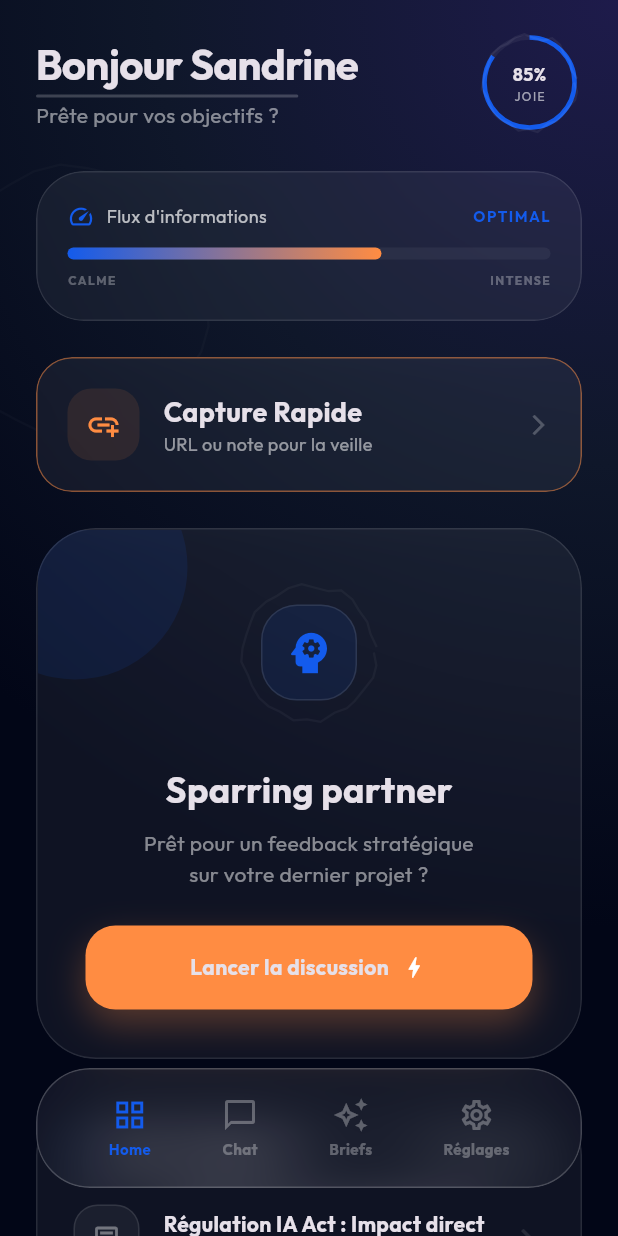
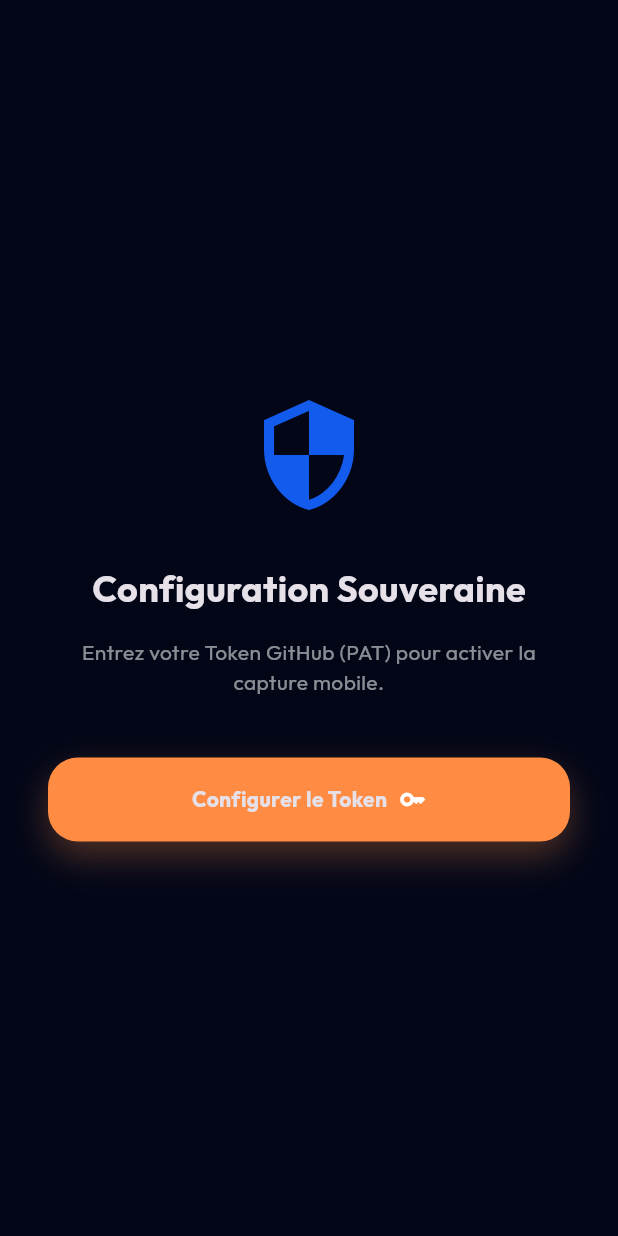
Before and after one commit to saboiteau/mon-assistant-v3-mobile, a Flutter app: the screen it shows after launch, on a phone screen of 412 x 824 dp. Run offline on Flutter 3.47's test engine with Material 3 defaults, Android fonts, the phone set to English and light mode, and no system bars; our stand-ins replace google_fonts, shared_preferences.

Commit message:
Security: Remove hardcoded token & activate Sovereign Setup

```diff
--- a/lib/home_screen.dart
+++ b/lib/home_screen.dart
@@ -1,6 +1,7 @@
 import 'package:flutter/material.dart';
 import 'dart:math' as math;
 import 'dart:ui';
+import 'package:shared_preferences/shared_preferences.dart';
 import 'github_service.dart';
 import 'capture_screen.dart';
 
@@ -13,24 +14,50 @@ class HomeScreen extends StatefulWidget {
 
 class _HomeScreenState extends State<HomeScreen> {
   // CONFIGURATION GITHUB
-  final String _githubToken = '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';
+  String? _githubToken;
   final String _owner = 'saboiteau';
   final String _repo = 'mon-assistant-v3-mobile';
 
-  late GitHubService _githubService;
+  GitHubService? _githubService;
+  bool _isLoading = true;
 
   @override
   void initState() {
     super.initState();
+    _loadSettings();
+  }
+
+  Future<void> _loadSettings() async {
+    final prefs = await SharedPreferences.getInstance();
+    setState(() {
+      _githubToken = prefs.getString('github_token');
+      if (_githubToken != null) {
         _githubService = GitHubService(
-      token: _githubToken,
+          token: _githubToken!,
           owner: _owner,
           repo: _repo,
         );
       }
+      _isLoading = false;
+    });
+  }
+
+  Future<void> _saveToken(String token) async {
+    final prefs = await SharedPreferences.getInstance();
+    await prefs.setString('github_token', token);
+    _loadSettings();
+  }
 
   @override
   Widget build(BuildContext context) {
+    if (_isLoading) {
+      return const Scaffold(body: Center(child: CircularProgressIndicator()));
+    }
+
+    if (_githubToken == null) {
+      return _buildSetupUI();
+    }
+
     return Scaffold(
       body: Material(
         color: Colors.transparent,
@@ -197,7 +224,7 @@ class _HomeScreenState extends State<HomeScreen> {
           Navigator.push(
             context,
             MaterialPageRoute(
-              builder: (context) => CaptureScreen(githubService: _githubService),
+              builder: (context) => CaptureScreen(githubService: _githubService!),
             ),
           );
         },
@@ -392,8 +419,41 @@ class _HomeScreenState extends State<HomeScreen> {
     );
   }
 
+  Widget _buildSetupUI() {
+    return Scaffold(
+      backgroundColor: const Color(0xFF020617),
+      body: Center(
+        child: Padding(
+          padding: const EdgeInsets.all(32),
+          child: Column(
+            mainAxisAlignment: MainAxisAlignment.center,
+            children: [
+              const Icon(Icons.security, size: 80, color: Color(0xFF135BEC)),
+              const SizedBox(height: 32),
+              const Text(
+                'Configuration Souveraine',
+                style: TextStyle(fontSize: 24, fontWeight: FontWeight.bold),
+              ),
+              const SizedBox(height: 16),
+              const Text(
+                'Entrez votre Token GitHub (PAT) pour activer la capture mobile.',
+                textAlign: TextAlign.center,
+                style: TextStyle(color: Colors.white54),
+              ),
+              const SizedBox(height: 40),
+              _buildOrangeButton('Configurer le Token', Icons.key),
+            ],
+          ),
+        ),
+      ),
+    );
+  }
+
+  // Modification pour rendre le bouton cliquable dans le setup
   Widget _buildOrangeButton(String text, IconData icon) {
-    return Container(
+    return InkWell(
+      onTap: _githubToken == null ? () => _showTokenDialog() : null,
+      child: Container(
         width: double.infinity,
         height: 56,
         decoration: BoxDecoration(
@@ -413,6 +473,41 @@ class _HomeScreenState extends State<HomeScreen> {
             Text(text, style: const TextStyle(fontWeight: FontWeight.bold)),
             const SizedBox(width: 8),
             Icon(icon, size: 18),
+          ],
+        ),
+      ),
+    );
+  }
+
+  void _showTokenDialog() {
+    final controller = TextEditingController();
+    showDialog(
+      context: context,
+      builder: (context) => AlertDialog(
+        backgroundColor: const Color(0xFF0F172A),
+        title: const Text('GitHub PAT'),
+        content: TextField(
+          controller: controller,
+          decoration: const InputDecoration(
+            hintText: 'ghp_...',
+            hintStyle: TextStyle(color: Colors.white24),
+          ),
+          style: const TextStyle(color: Colors.white),
+        ),
+        actions: [
+          TextButton(
+            onPressed: () => Navigator.pop(context),
+            child: const Text('Annuler'),
+          ),
+          ElevatedButton(
+            onPressed: () {
+              if (controller.text.isNotEmpty) {
+                _saveToken(controller.text);
+                Navigator.pop(context);
+              }
+            },
+            child: const Text('Enregistrer'),
+          ),
         ],
       ),
     );
--- a/pubspec.yaml
+++ b/pubspec.yaml
@@ -12,6 +12,7 @@ dependencies:
   cupertino_icons: ^1.0.8
   google_fonts: ^6.1.0
   http: ^1.2.0
+  shared_preferences: ^2.2.2
   flutter_svg: ^2.0.10+1
 
 dev_dependencies:
```
Also changed, not shown: 1 other file. Lines whose indentation alone changed are shown as unchanged.
